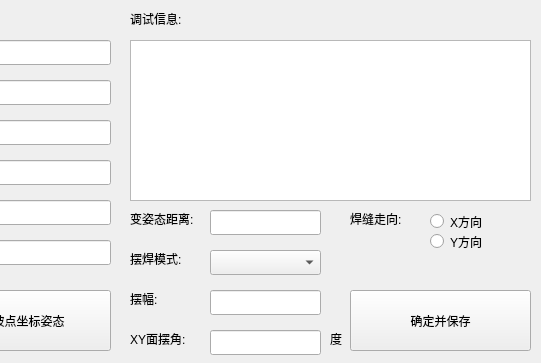
This is setcraft3dlg.ui in qubo188612/qtwelding as Qt 5 draws it before an edit; both pictures show x 560 to 1101 and y 0 to 363 of the 1101 by 363 pixel window. The edited form follows.
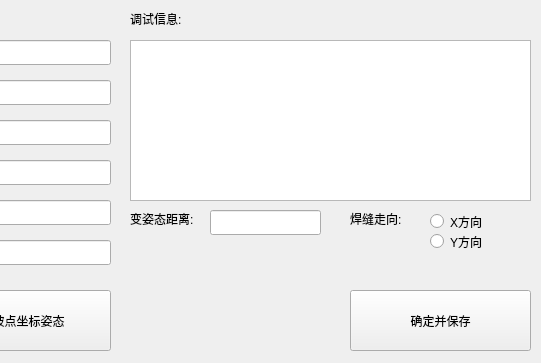
This is the edited form.

The edit to the form file:
```diff
--- a/setcraft3dlg.ui
+++ b/setcraft3dlg.ui
@@ -13,16 +13,6 @@
   <property name="windowTitle">
    <string>Dialog</string>
   </property>
-  <widget class="QLineEdit" name="lineEdit_pendulum_swing">
-   <property name="geometry">
-    <rect>
-     <x>770</x>
-     <y>290</y>
-     <width>111</width>
-     <height>25</height>
-    </rect>
-   </property>
-  </widget>
   <widget class="QLineEdit" name="lineEdit_downRY">
    <property name="geometry">
     <rect>
@@ -95,19 +85,6 @@
     <string>RY:</string>
    </property>
   </widget>
-  <widget class="QLabel" name="label_9">
-   <property name="geometry">
-    <rect>
-     <x>690</x>
-     <y>250</y>
-     <width>67</width>
-     <height>17</height>
-    </rect>
-   </property>
-   <property name="text">
-    <string>摆焊模式:</string>
-   </property>
-  </widget>
   <widget class="QLabel" name="label_7">
    <property name="geometry">
     <rect>
@@ -249,16 +226,6 @@
     <string>调试信息:</string>
    </property>
   </widget>
-  <widget class="QLineEdit" name="lineEdit_pendulum_phaseangle">
-   <property name="geometry">
-    <rect>
-     <x>770</x>
-     <y>330</y>
-     <width>111</width>
-     <height>25</height>
-    </rect>
-   </property>
-  </widget>
   <widget class="QLineEdit" name="lineEdit_offsetsY">
    <property name="geometry">
     <rect>
@@ -269,19 +236,6 @@
     </rect>
    </property>
   </widget>
-  <widget class="QLabel" name="label_12">
-   <property name="geometry">
-    <rect>
-     <x>890</x>
-     <y>330</y>
-     <width>21</width>
-     <height>17</height>
-    </rect>
-   </property>
-   <property name="text">
-    <string>度</string>
-   </property>
-  </widget>
   <widget class="QLabel" name="label_25">
    <property name="geometry">
     <rect>
@@ -295,16 +249,6 @@
     <string>RZ:</string>
    </property>
   </widget>
-  <widget class="QComboBox" name="comboBox_pendulum_mode">
-   <property name="geometry">
-    <rect>
-     <x>770</x>
-     <y>250</y>
-     <width>111</width>
-     <height>25</height>
-    </rect>
-   </property>
-  </widget>
   <widget class="QLineEdit" name="lineEdit_downRX">
    <property name="geometry">
     <rect>
@@ -328,32 +272,6 @@
     <string>确定并保存</string>
    </property>
   </widget>
-  <widget class="QLabel" name="label_10">
-   <property name="geometry">
-    <rect>
-     <x>690</x>
-     <y>290</y>
-     <width>41</width>
-     <height>17</height>
-    </rect>
-   </property>
-   <property name="text">
-    <string>摆幅:</string>
-   </property>
-  </widget>
-  <widget class="QLabel" name="label_11">
-   <property name="geometry">
-    <rect>
-     <x>690</x>
-     <y>330</y>
-     <width>71</width>
-     <height>17</height>
-    </rect>
-   </property>
-   <property name="text">
-    <string>XY面摆角:</string>
-   </property>
-  </widget>
   <widget class="QPushButton" name="pushButton_get_centerpos">
    <property name="geometry">
     <rect>
```
